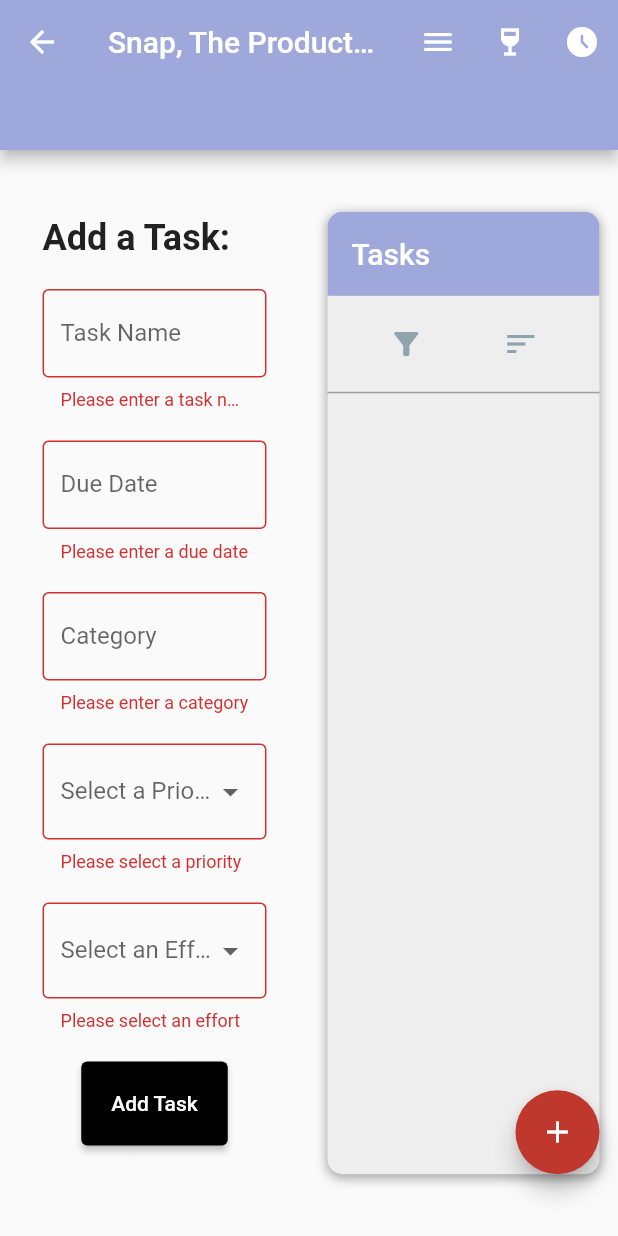
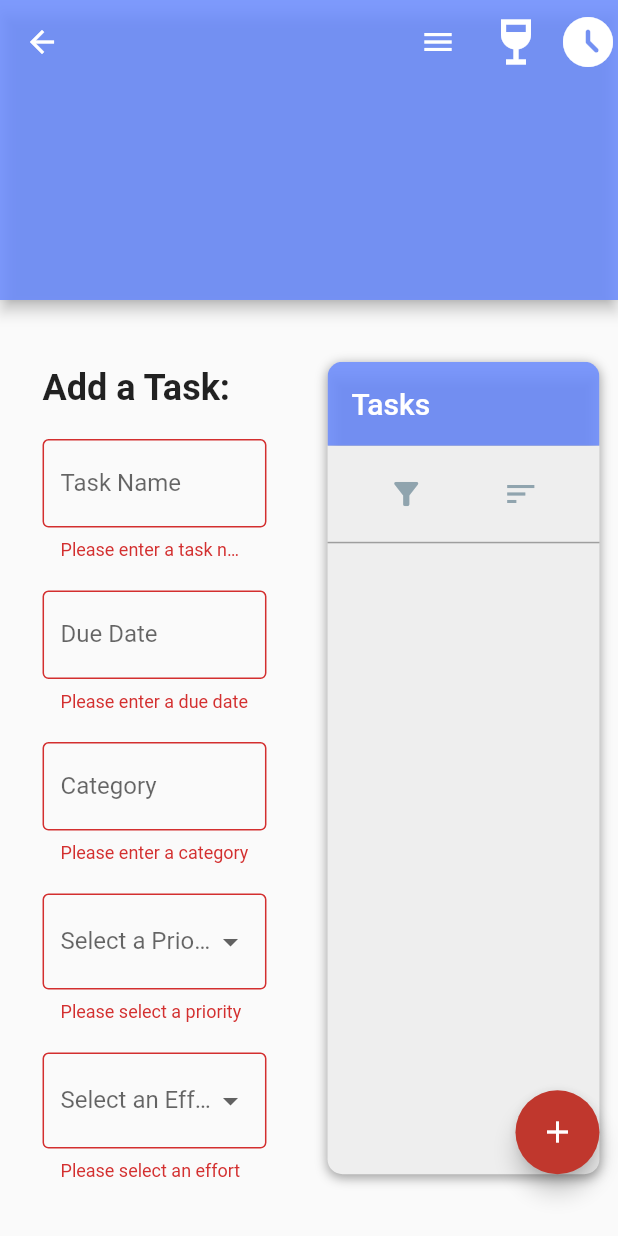
Before and after one commit to glulu4/Snap_App, a Flutter app: the TasklistView screen opened by its route, after a tap on "Add Task", on a phone screen of 412 x 824 dp. Run offline on Flutter 3.47's test engine with Material 2 defaults, Android fonts, the phone set to English and light mode, and no system bars; our stand-ins replace shared_preferences, table_calendar; accounts and stored records are empty.

Commit message:
Styling changes
- color, logo, agenda

```diff
--- a/app/lib/widgets/appbar_widget.dart
+++ b/app/lib/widgets/appbar_widget.dart
@@ -5,53 +5,52 @@ class MyAppBar extends StatefulWidget implements PreferredSizeWidget {
   _MyAppBarState createState() => _MyAppBarState();
 
   @override
-  Size get preferredSize => Size.fromHeight(100);
+  Size get preferredSize => Size.fromHeight(200);
 }
 
 class _MyAppBarState extends State<MyAppBar> {
   @override
   Widget build(BuildContext context) {
     return AppBar(
-      backgroundColor: Colors.indigo[200],
+      backgroundColor: Color.fromRGBO(102, 136, 255, 0.83),
       elevation: 4.0,
-      title: Text('Snap, The Productivity App'),
+      //title: Text('Snap, The Productivity App'),
       // leading: IconButton(
       //   onPressed: (){},
       //   icon: Image.asset("./SnapIcon.png")
       // ),
 
-        leading:  Navigator.canPop(context)
+      leading: Navigator.canPop(context)
           ? null // If can pop, let Flutter handle the back button
           : IconButton(
               // If cannot pop, show your logo
               onPressed: () {
                 // Action when logo is pressed (if any)
               },
-            icon: Image.asset(
-                "./SnapIcon.png"), // Replace with your logo's asset path
+              icon: Container(
+                width: 200, // Adjust the width as needed
+                height: 200, // Adjust the height as needed
+                child: Image.asset(
+                  "./SnapIcon.png",
+                  fit: BoxFit.contain,
                 ),
-
+              ) // Replace with your logo's asset path
+              ),
 
       actions: [
         IconButton(
-          onPressed: () {
-
-          }, icon: Icon(
+          onPressed: () {},
+          icon: Icon(
             Icons.menu,
           ),
         ),
         IconButton(
-          onPressed: () {
-
-          },
-          icon: Icon(
-            Icons.wine_bar
-
-          ),
+          onPressed: () {},
+          icon: Icon(Icons.wine_bar, size: 40.0),
         ),
         IconButton(
           onPressed: () {},
-          icon: Icon(Icons.access_time_filled_rounded),
+          icon: Icon(Icons.access_time_filled_rounded, size: 40.0),
         ),
       ],
     );
--- a/app/lib/widgets/tasklist_widget.dart
+++ b/app/lib/widgets/tasklist_widget.dart
@@ -7,7 +7,6 @@ import 'package:flutter/material.dart';
 import 'package:provider/provider.dart';
 
 // gloabl key error from her
-
 
 class TaskListWidget extends StatefulWidget {
   @override
@@ -33,10 +32,10 @@ class _TaskListWidgetState extends State<TaskListWidget> {
       _isInit = false;
     }
   }
+
   // widget list component
   @override
   Widget build(BuildContext context) {
-
     final viewModel = Provider.of<TaskListViewModel>(context);
     return Container(
       child: Stack(
@@ -63,7 +62,7 @@ class _TaskListWidgetState extends State<TaskListWidget> {
                     topRight: Radius.circular(10),
                   ),
                   child: AppBar(
-                    backgroundColor: Colors.indigo[200],
+                    backgroundColor: const Color.fromRGBO(102, 136, 255, 0.83),
                     title: Text('Tasks'),
                     automaticallyImplyLeading: false,
                   ),
@@ -91,13 +90,8 @@ class _TaskListWidgetState extends State<TaskListWidget> {
                           },
                         ),
                       ),
-
                       Tooltip(
                         message: "Sort",
-
-
-
-
                         child: IconButton(
                           icon: Icon(Icons.sort),
                           onPressed: () {
@@ -106,11 +100,7 @@ class _TaskListWidgetState extends State<TaskListWidget> {
                           color: Colors.blueGrey[300],
                           hoverColor: Colors.blueGrey[700],
                         ),
-
                       )
-
-
-
                     ],
                   ),
                 ),
```
Also changed, not shown: app/lib/views/detailed_task_view.dart (+5 -4 lines), app/assets/SnapLogo.png (added), app/flutter_02.png (added), app/pubspec.lock. Lines whose indentation alone changed are shown as unchanged.
